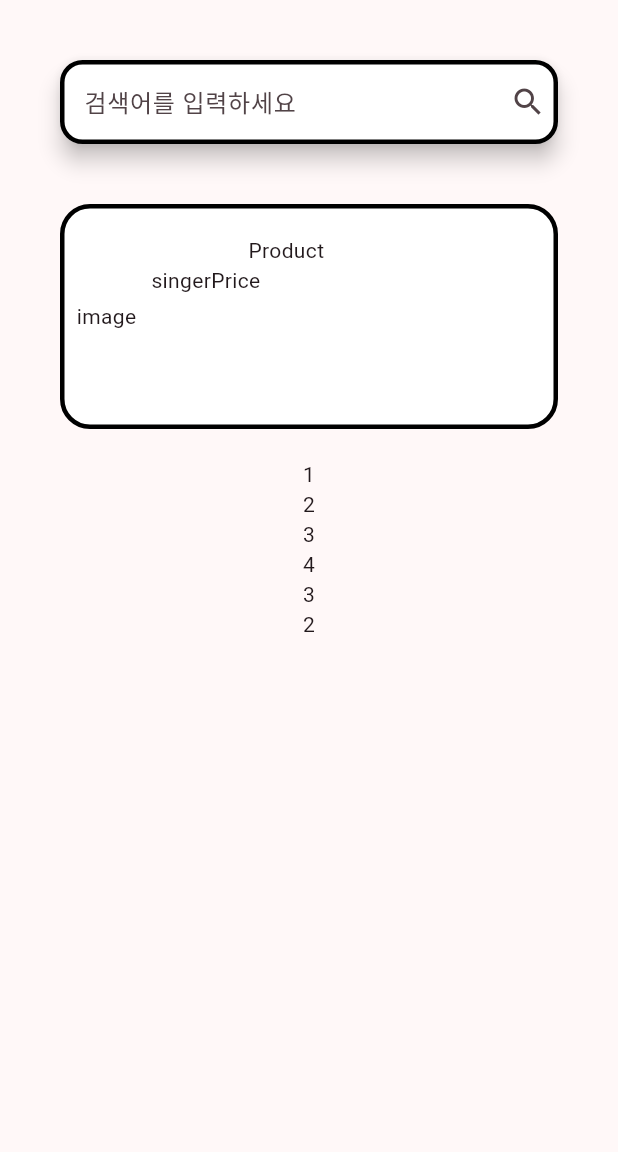
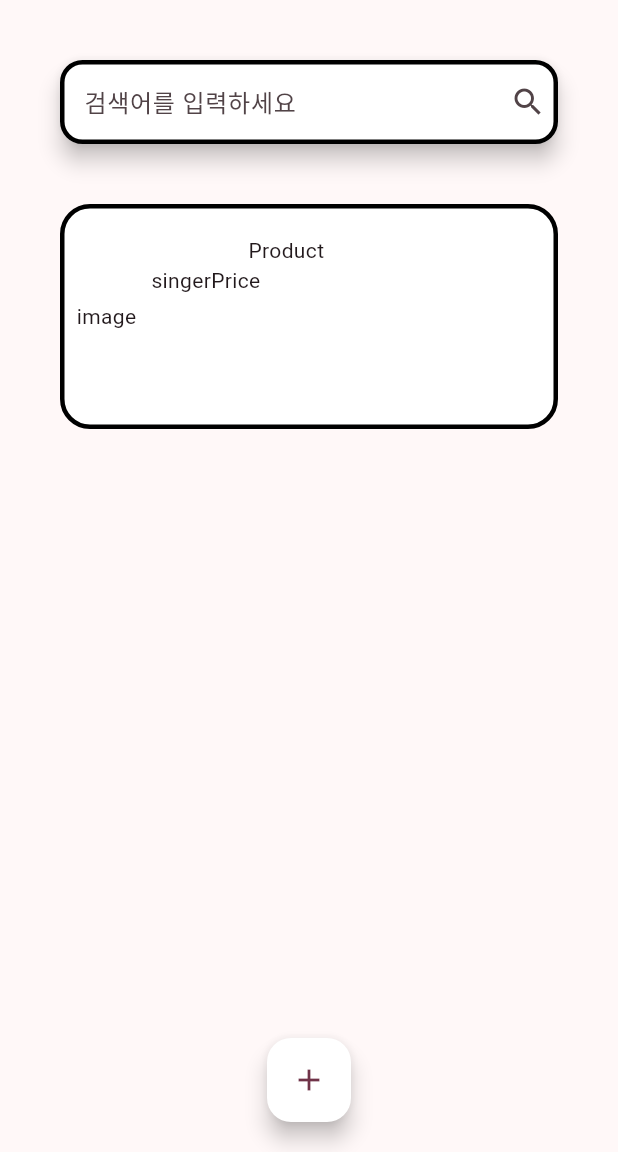
Before and after one commit to nakwon-music-shop/ONLINE_SHOPPINGMALL, a Flutter app: the screen it shows after launch, on a phone screen of 412 x 824 dp, the part 84-1236 px from its top. Run offline on Flutter 3.47's test engine with Material 3 defaults, Android fonts, the phone set to English and light mode, and no system bars; our stand-ins replace image_picker.

Commit message:
[feat]:등록버튼 추가

```diff
--- a/nakwon_online_shoppingmall/lib/pages/home/home_page.dart
+++ b/nakwon_online_shoppingmall/lib/pages/home/home_page.dart
@@ -1,6 +1,21 @@
 // ignore_for_file: prefer_const_constructors
+import 'package:flutter/material.dart';
+import 'package:nakwon_online_shoppingmall/pages/detail/detail_page.dart';
 
-import 'package:flutter/material.dart';
+class Product_Data {
+  String product;
+  String singer;
+  int price;
+  String image;
+  String pdDetail;
+
+  Product_Data(
+      {required this.product,
+      required this.singer,
+      required this.price,
+      required this.image,
+      required this.pdDetail});
+}
 
 class HomePage extends StatefulWidget {
   const HomePage({super.key});
@@ -10,6 +25,16 @@ class HomePage extends StatefulWidget {
 }
 
 class _HomePageState extends State<HomePage> {
+  List<Product_Data> products = [
+    Product_Data(
+      product: '행운을 빌어요',
+      singer: '페퍼톤스',
+      price: 30000,
+      image: 'Url',
+      pdDetail: '인디가수 페퍼톤스의 앨범',
+    ),
+  ];
+
   @override
   Widget build(BuildContext context) {
     return Scaffold(
@@ -31,9 +56,71 @@ class _HomePageState extends State<HomePage> {
               child: Column(
                 children: [
                   search_bar(),
-                  Product_info(),
+                  Expanded(
+                    child: ListView(
+                      children: [
+                        Column(
+                            mainAxisAlignment: MainAxisAlignment.center,
+                            children: [
+                              productBox(),
+                            ])
+                      ],
+                    ),
+                  ),
+                  FloatingActionButton(
+                    onPressed: () {},
+                  child: Icon(Icons.add),
+                  backgroundColor: Colors.white,
+                  )
                 ],
               ))),
+    );
+  }
+
+  Padding productBox() {
+    return Padding(
+      padding: const EdgeInsets.all(20),
+      child: Container(
+        height: 150,
+        decoration: BoxDecoration(
+          color: Colors.white,
+          borderRadius: BorderRadius.circular(20),
+          border: Border.all(color: Colors.black, width: 3),
+        ),
+        child: GestureDetector(
+          onTap: () {
+            Navigator.push(
+                context, MaterialPageRoute(builder: (context) => DetailPage()));
+          },
+          child: SizedBox(
+            child: Padding(
+              padding: const EdgeInsets.all(8.0),
+              child: Row(
+                children: [
+                  Text("image"),
+                  SizedBox(
+                    width: 200,
+                    child: Padding(
+                      padding: const EdgeInsets.all(10),
+                      child: Column(
+                        children: [
+                          Text("Product", textAlign: TextAlign.start),
+                          Row(
+                            children: [
+                              Text("singer"),
+                              Text("Price", textAlign: TextAlign.start)
+                            ],
+                          )
+                        ],
+                      ),
+                    ),
+                  )
+                ],
+              ),
+            ),
+          ),
+        ),
+      ),
     );
   }
 
@@ -54,68 +141,3 @@ class _HomePageState extends State<HomePage> {
         ));
   }
 }
-
-class Product_info extends StatelessWidget {
-  const Product_info({
-    super.key,
-  });
-
-  @override
-  Widget build(BuildContext context) {
-    return Expanded(
-      child: ListView(
-        children: [
-          Column(
-              mainAxisAlignment: MainAxisAlignment.center,
-              children: [
-                Padding(
-                  padding: const EdgeInsets.all(20),
-                  child: Container(
-                    height: 150,
-                    decoration: BoxDecoration(
-                      color: Colors.white,
-                      borderRadius: BorderRadius.circular(20),
-                      border:
-                          Border.all(color: Colors.black, width: 3),
-                    ),
-                    child: SizedBox(
-                      child: Padding(
-                        padding: const EdgeInsets.all(8.0),
-                        child: Row(
-                          children: [
-                            Text("image"),
-                            SizedBox(
-                              width: 200,
-                              child: Padding(
-                                padding: const EdgeInsets.all(10),
-                                child: Column(
-                                  children: [
-                                    Text("Product", textAlign: TextAlign.start),
-                                    Row(
-                                      children: [
-                                        Text("singer"),
-                                        Text("Price",textAlign: TextAlign.start)
-                                      ],
-                                    )
-                                  ],
-                                ),
-                              ),
-                            )
-                          ],
-                        ),
-                      ),
-                    ),
-                  ),
-                ),
-                Text("1"),
-                Text("2"),
-                Text("3"),
-                Text("4"),
-                Text("3"),
-                Text("2"),
-              ])
-        ],
-      ),
-    );
-  }
-}
```
Also changed, not shown: 1 other file.
